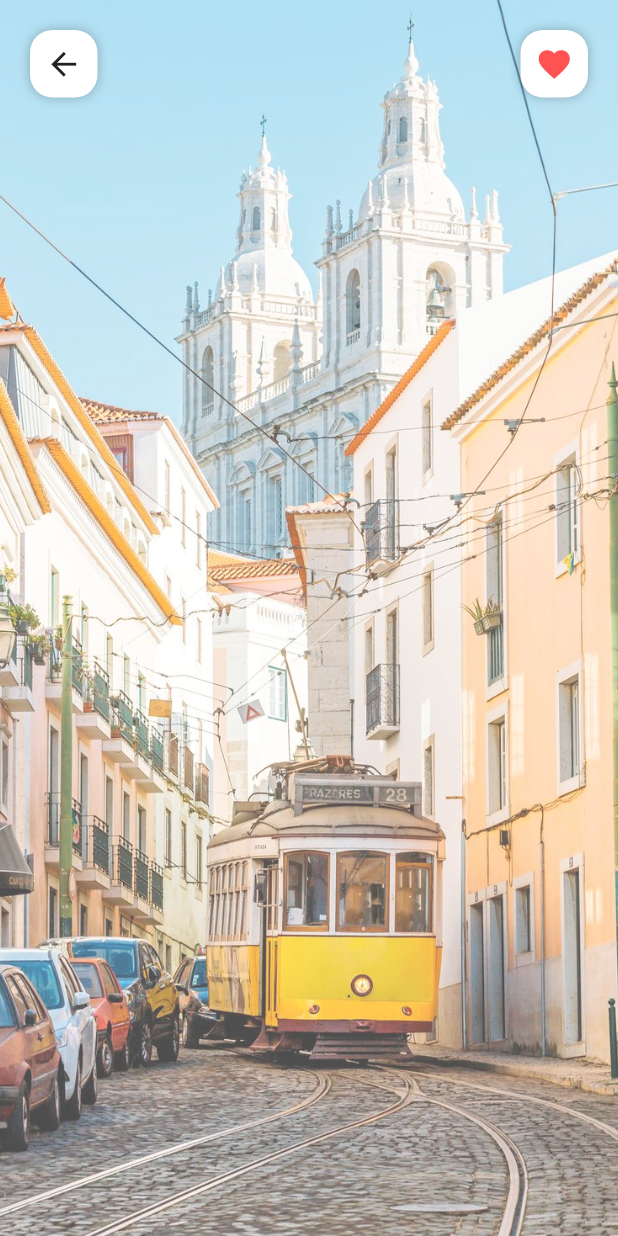
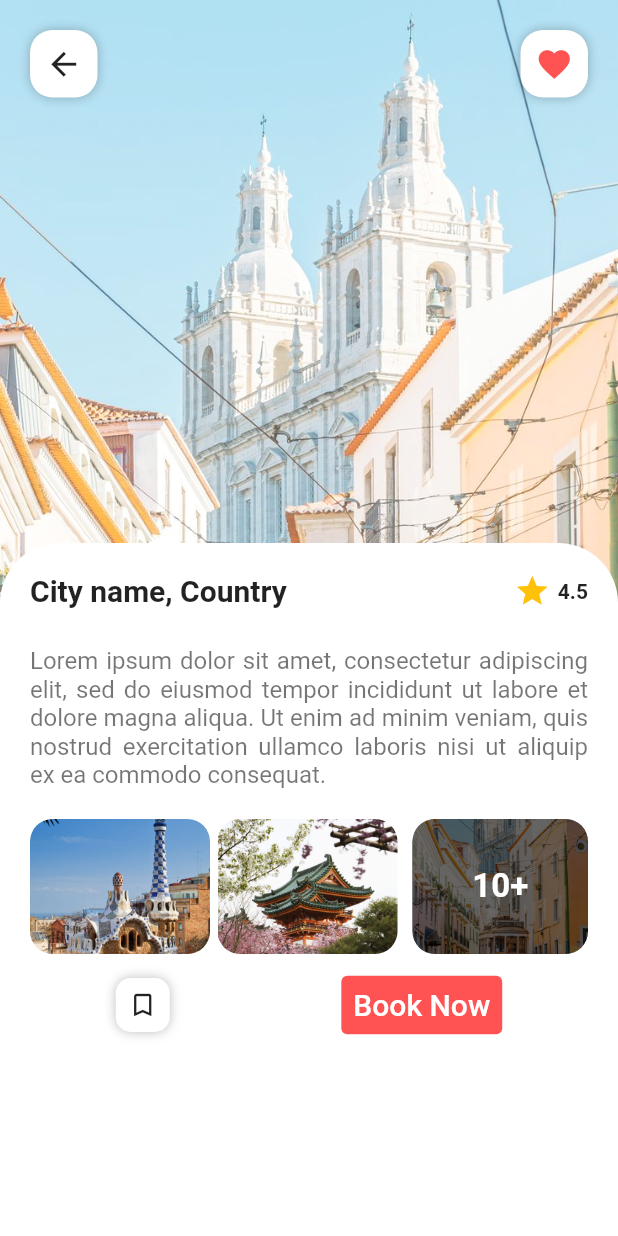
Before and after one commit to mart-anthony-stark/CamNorth-Travel, a Flutter app: the PostScreen screen opened directly, on a phone screen of 412 x 824 dp. Run offline on Flutter 3.47's test engine with Material 2 defaults, Android fonts, the phone set to English and light mode, and no system bars; our stand-ins replace curved_navigation_bar.

Commit message:
Add: post screen details

```diff
--- a/lib/screens/post_screen.dart
+++ b/lib/screens/post_screen.dart
@@ -1,4 +1,5 @@
 import 'package:daex_travel_app/widgets/post_app_bar.dart';
+import 'package:daex_travel_app/widgets/post_bottom_bar.dart';
 import 'package:flutter/material.dart';
 
 class PostScreen extends StatelessWidget {
@@ -7,17 +8,18 @@ class PostScreen extends StatelessWidget {
   @override
   Widget build(BuildContext context) {
     return Container(
-      decoration: BoxDecoration(
+      decoration: const BoxDecoration(
           image: DecorationImage(
               image: AssetImage('assets/city6.jpg'),
               fit: BoxFit.cover,
               opacity: 0.7)),
-      child: Scaffold(
+      child: const Scaffold(
         backgroundColor: Colors.transparent,
         appBar: PreferredSize(
           preferredSize: Size.fromHeight(90),
           child: PostAppBar(),
         ),
+        bottomNavigationBar: PostBottomBar(),
       ),
     );
   }
--- /dev/null
+++ b/lib/widgets/post_bottom_bar.dart
@@ -0,0 +1,140 @@
+import 'package:flutter/material.dart';
+
+class PostBottomBar extends StatelessWidget {
+  const PostBottomBar({super.key});
+
+  @override
+  Widget build(BuildContext context) {
+    return Container(
+      height: MediaQuery.of(context).size.height / 2 + 50,
+      padding: const EdgeInsets.only(top: 20, left: 20, right: 20),
+      decoration: const BoxDecoration(
+          color: Colors.white,
+          borderRadius: BorderRadius.only(
+              topLeft: Radius.circular(40), topRight: Radius.circular(40))),
+      child: ListView(
+        children: [
+          Padding(
+            padding: const EdgeInsets.only(bottom: 10),
+            child:
+                Column(mainAxisAlignment: MainAxisAlignment.start, children: [
+              const Row(
+                mainAxisAlignment: MainAxisAlignment.spaceBetween,
+                children: [
+                  Text(
+                    "City name, Country",
+                    style: TextStyle(fontSize: 20, fontWeight: FontWeight.w600),
+                  ),
+                  Row(
+                    children: [
+                      Icon(
+                        Icons.star,
+                        color: Colors.amber,
+                      ),
+                      SizedBox(
+                        width: 5,
+                      ),
+                      Text(
+                        "4.5",
+                        style: TextStyle(fontWeight: FontWeight.w600),
+                      )
+                    ],
+                  )
+                ],
+              ),
+              const SizedBox(
+                height: 25,
+              ),
+              const Text(
+                "Lorem ipsum dolor sit amet, consectetur adipiscing elit, sed do eiusmod tempor incididunt ut labore et dolore magna aliqua. Ut enim ad minim veniam, quis nostrud exercitation ullamco laboris nisi ut aliquip ex ea commodo consequat.",
+                style: TextStyle(color: Colors.black54, fontSize: 16),
+                textAlign: TextAlign.justify,
+              ),
+              const SizedBox(
+                height: 20,
+              ),
+              Row(
+                children: [
+                  Padding(
+                    padding: const EdgeInsets.only(right: 5),
+                    child: ClipRRect(
+                        borderRadius: BorderRadius.circular(15),
+                        child: Image.asset(
+                          "assets/city5.jpg",
+                          fit: BoxFit.cover,
+                          width: 120,
+                          height: 90,
+                        )),
+                  ),
+                  Padding(
+                    padding: const EdgeInsets.only(right: 5),
+                    child: ClipRRect(
+                        borderRadius: BorderRadius.circular(15),
+                        child: Image.asset(
+                          "assets/city4.jpg",
+                          fit: BoxFit.cover,
+                          width: 120,
+                          height: 90,
+                        )),
+                  ),
+                  Expanded(
+                      child: Container(
+                    alignment: Alignment.center,
+                    width: 120,
+                    height: 90,
+                    margin: const EdgeInsets.only(left: 5),
+                    decoration: BoxDecoration(
+                        color: Colors.black,
+                        borderRadius: BorderRadius.circular(15),
+                        image: const DecorationImage(
+                            image: AssetImage('assets/city6.jpg'),
+                            fit: BoxFit.cover,
+                            opacity: 0.4)),
+                    child: const Text(
+                      "10+",
+                      style: TextStyle(
+                          color: Colors.white,
+                          fontSize: 22,
+                          fontWeight: FontWeight.w600),
+                    ),
+                  ))
+                ],
+              ),
+              const SizedBox(
+                height: 10,
+              ),
+              Row(
+                mainAxisAlignment: MainAxisAlignment.spaceAround,
+                children: [
+                  Container(
+                    padding: const EdgeInsets.all(8),
+                    decoration: BoxDecoration(
+                        color: Colors.white,
+                        borderRadius: BorderRadius.circular(10),
+                        boxShadow: const [
+                          BoxShadow(color: Colors.black26, blurRadius: 6)
+                        ]),
+                    child: const Icon(
+                      Icons.bookmark_outline,
+                      size: 20,
+                    ),
+                  ),
+                  TextButton(
+                      onPressed: () {},
+                      style: const ButtonStyle(
+                        backgroundColor:
+                            MaterialStatePropertyAll(Colors.redAccent),
+                      ),
+                      child: const Text(
+                        'Book Now',
+                        style: TextStyle(color: Colors.white, fontSize: 20),
+                      ))
+                ],
+              )
+            ]),
+          )
+        ],
+      ),
+    );
+  }
+}
```
